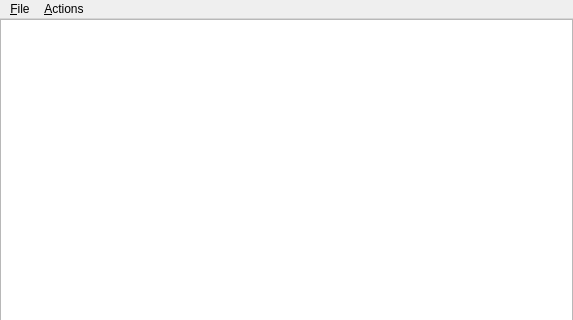
Qt form src/favwindow.ui (TheQuantumExplorer/SecretCrushBrowser) before a commit; both pictures show x 0 to 573 and y 0 to 320 of the 573 by 468 pixel window.
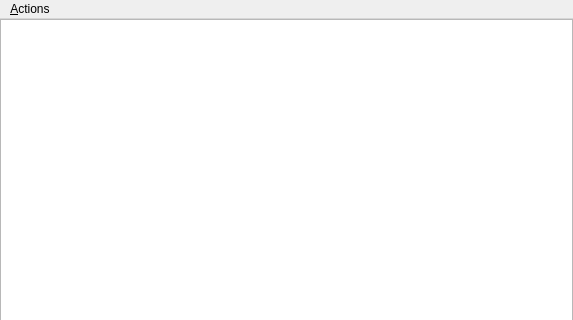
The same form after that commit.

The edit to the form file:
```diff
--- a/src/favwindow.ui
+++ b/src/favwindow.ui
@@ -51,12 +51,6 @@
      <height>21</height>
     </rect>
    </property>
-   <widget class="QMenu" name="fileMenu">
-    <property name="title">
-     <string>&amp;File</string>
-    </property>
-    <addaction name="exitAction"/>
-   </widget>
    <widget class="QMenu" name="actionsMenu">
     <property name="title">
      <string>&amp;Actions</string>
@@ -69,7 +63,6 @@
     <addaction name="removeColumnAction"/>
     <addaction name="separator"/>
    </widget>
-   <addaction name="fileMenu"/>
    <addaction name="actionsMenu"/>
   </widget>
   <widget class="QStatusBar" name="statusbar"/>
```
